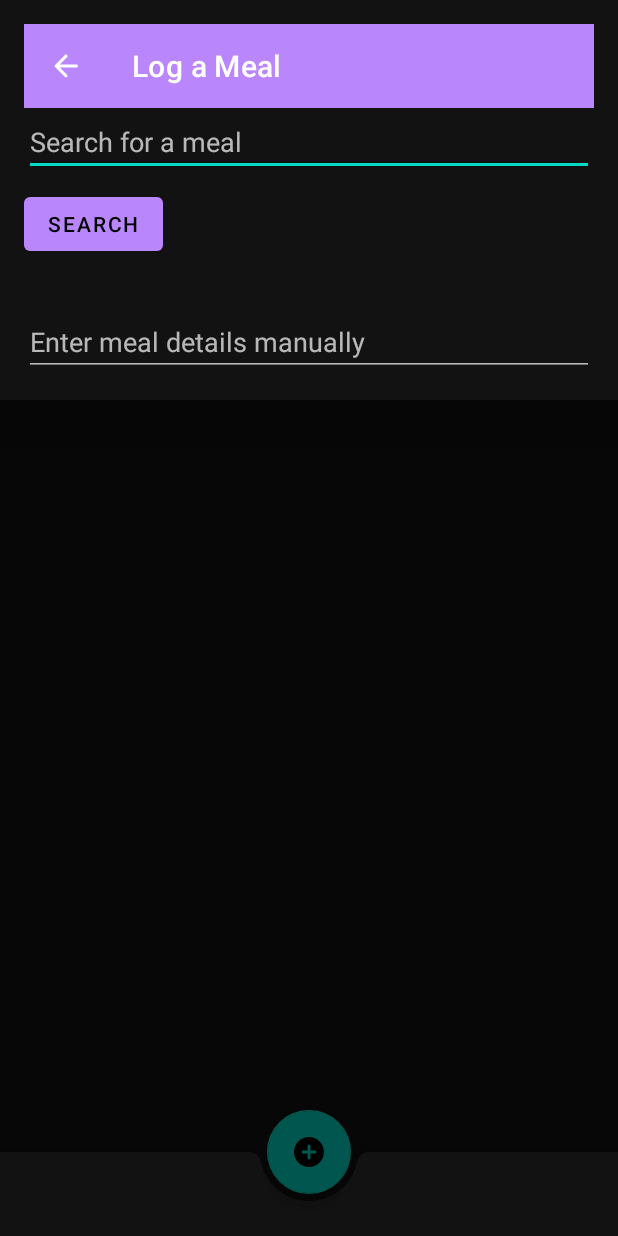
After one commit to MatthewTome/pokemon-mealtime-masters, an Android app: the fragment MealLoggingSheet placed in its activity, on a phone screen of 412 x 824 dp. The commit adds this screen. Run offline under Robolectric (Android 15) with nearby library versions, the phone set to English and light mode, and no system bars.

Commit message:
Improvements to UI and Meal Logging

```diff
--- a/app/build.gradle.kts
+++ b/app/build.gradle.kts
@@ -78,6 +78,8 @@ dependencies {
     // Added dependencies
     implementation(libs.androidx.recyclerview)
     implementation(libs.constraintlayout)
+    implementation(libs.material)
+    implementation(libs.gson)
 
     // Network dependencies for FoodData Central API integration
     implementation(libs.retrofit)
--- a/app/src/main/AndroidManifest.xml
+++ b/app/src/main/AndroidManifest.xml
@@ -15,7 +15,7 @@
         android:theme="@style/Theme.PokemonMealtimeMasters"
         tools:targetApi="31">
         <activity
-            android:name=".ui.MealLoggingActivity"
+            android:name=".ui.MainActivity"
             android:exported="true"
             android:label="@string/title_activity_meal_logging"
             android:theme="@style/Theme.PokemonMealtimeMasters" >
--- /dev/null
+++ b/app/src/main/java/com/example/pokemonmealtimemasters/ui/MainActivity.java
@@ -0,0 +1,84 @@
+package com.example.pokemonmealtimemasters.ui;
+
+import android.content.SharedPreferences;
+import android.os.Bundle;
+
+import androidx.annotation.NonNull;
+import androidx.appcompat.app.AppCompatActivity;
+import androidx.recyclerview.widget.LinearLayoutManager;
+import androidx.recyclerview.widget.RecyclerView;
+import androidx.fragment.app.FragmentResultListener;
+
+import com.example.pokemonmealtimemasters.R;
+import com.example.pokemonmealtimemasters.model.LoggedMeal;
+import com.example.pokemonmealtimemasters.ui.adapter.LoggedMealsAdapter;
+import com.google.android.material.floatingactionbutton.FloatingActionButton;
+import com.google.gson.Gson;
+import com.google.gson.reflect.TypeToken;
+
+import java.lang.reflect.Type;
+import java.util.ArrayList;
+import java.util.List;
+
+public class MainActivity extends AppCompatActivity {
+    private static final String PREFS_NAME        = "com.example.pokemonmealtimemasters.PREFS";
+    private static final String KEY_LOGGED_MEALS  = "logged_meals";
+
+    private SharedPreferences prefs;
+    private Gson gson;
+    private List<LoggedMeal> loggedMeals;
+    private LoggedMealsAdapter adapter;
+
+    @Override
+    protected void onCreate(Bundle savedInstanceState) {
+        super.onCreate(savedInstanceState);
+        setContentView(R.layout.activity_main);
+
+        prefs      = getSharedPreferences(PREFS_NAME, MODE_PRIVATE);
+        gson       = new Gson();
+        loggedMeals = loadMeals();
+
+        RecyclerView recycler = findViewById(R.id.logged_meals_recycler);
+        recycler.setLayoutManager(new LinearLayoutManager(this));
+        adapter = new LoggedMealsAdapter(loggedMeals);
+        recycler.setAdapter(adapter);
+
+        FloatingActionButton fab = findViewById(R.id.fab_add_meal);
+        fab.setOnClickListener(v ->
+                new MealLoggingSheet().show(getSupportFragmentManager(), "MealLoggingSheet")
+        );
+
+        getSupportFragmentManager().setFragmentResultListener(
+                "meal_logged", this,
+                new FragmentResultListener() {
+                    @Override
+                    public void onFragmentResult(@NonNull String requestKey, @NonNull Bundle bundle) {
+                        String name      = bundle.getString("name", "Unknown");
+                        double calories  = bundle.getDouble("calories", 0.0);
+                        long timestamp   = bundle.getLong("timestamp", System.currentTimeMillis());
+
+                        LoggedMeal newMeal = new LoggedMeal(name, calories, timestamp);
+                        loggedMeals.add(0, newMeal);
+                        adapter.updateData(loggedMeals);
+                        saveMeals(loggedMeals);
+                    }
+                }
+        );
+    }
+
+    private List<LoggedMeal> loadMeals() {
+        String json = prefs.getString(KEY_LOGGED_MEALS, "");
+        if (json.isEmpty()) {
+            return new ArrayList<>();
+        }
+        Type listType = new TypeToken<List<LoggedMeal>>(){}.getType();
+        return gson.fromJson(json, listType);
+    }
+
+    private void saveMeals(List<LoggedMeal> meals) {
+        String json = gson.toJson(meals);
+        prefs.edit()
+                .putString(KEY_LOGGED_MEALS, json)
+                .apply();
+    }
+}
--- /dev/null
+++ b/app/src/main/java/com/example/pokemonmealtimemasters/ui/MealLoggingSheet.java
@@ -0,0 +1,143 @@
+package com.example.pokemonmealtimemasters.ui;
+
+import android.os.Bundle;
+import android.util.Log;
+import android.view.LayoutInflater;
+import android.view.View;
+import android.view.ViewGroup;
+import android.widget.Button;
+import android.widget.EditText;
+import android.widget.Toast;
+
+import androidx.annotation.NonNull;
+import androidx.annotation.Nullable;
+import androidx.recyclerview.widget.LinearLayoutManager;
+import androidx.recyclerview.widget.RecyclerView;
+
+import com.example.pokemonmealtimemasters.BuildConfig;
+import com.example.pokemonmealtimemasters.R;
+import com.example.pokemonmealtimemasters.model.FoodSearchResponse;
+import com.example.pokemonmealtimemasters.network.ApiClient;
+import com.example.pokemonmealtimemasters.network.FoodDataService;
+import com.example.pokemonmealtimemasters.ui.adapter.MealAdapter;
+import com.google.android.material.appbar.MaterialToolbar;
+import com.google.android.material.bottomsheet.BottomSheetBehavior;
+import com.google.android.material.bottomsheet.BottomSheetDialogFragment;
+
+import java.util.ArrayList;
+import java.util.List;
+
+import retrofit2.Call;
+import retrofit2.Callback;
+import retrofit2.Response;
+
+public class MealLoggingSheet extends BottomSheetDialogFragment {
+
+    private EditText searchInput;
+    private Button searchButton;
+    private RecyclerView resultsRecycler;
+    private MealAdapter mealAdapter;
+
+    public MealLoggingSheet() {
+        setStyle(STYLE_NORMAL, R.style.Theme_MPM_BottomSheet);
+    }
+
+    @Nullable @Override
+    public View onCreateView(@NonNull LayoutInflater inflater,
+                             @Nullable ViewGroup container,
+                             @Nullable Bundle savedInstanceState) {
+        return inflater.inflate(R.layout.sheet_meal_logging, container, false);
+    }
+
+    @Override
+    public void onViewCreated(@NonNull View view, @Nullable Bundle b) {
+        MaterialToolbar toolbar = view.findViewById(R.id.toolbar);
+        toolbar.setNavigationOnClickListener(v -> dismiss());
+
+        searchInput     = view.findViewById(R.id.search_input);
+        searchButton    = view.findViewById(R.id.search_button);
+        resultsRecycler = view.findViewById(R.id.search_results_recycler);
+
+        resultsRecycler.setLayoutManager(new LinearLayoutManager(requireContext()));
+        mealAdapter = new MealAdapter(new ArrayList<>());
+        resultsRecycler.setAdapter(mealAdapter);
+
+        mealAdapter.setOnItemClickListener(item -> {
+            Bundle result = new Bundle();
+            result.putString("name", item.getDescription());
+            result.putDouble("calories", extractCalories(item));
+            result.putLong("timestamp", System.currentTimeMillis());
+            getParentFragmentManager().setFragmentResult("meal_logged", result);
+            dismiss();
+        });
+
+        searchButton.setOnClickListener(v -> {
+            String q = searchInput.getText().toString().trim();
+            if (!q.isEmpty()) performMealSearch(q);
+            else Toast.makeText(requireContext(),
+                    "Please enter a search query.",
+                    Toast.LENGTH_SHORT).show();
+        });
+    }
+
+    @Override
+    public void onStart() {
+        super.onStart();
+        View bottom = getDialog()
+                .findViewById(com.google.android.material.R.id.design_bottom_sheet);
+        BottomSheetBehavior<View> bh = BottomSheetBehavior.from(bottom);
+        // Allow the sheet to expand to full height
+        bh.setFitToContents(false);
+        // With no offset, expanded = all the way to the top
+        bh.setExpandedOffset(0);
+        // Finally, expand immediately
+        bh.setState(BottomSheetBehavior.STATE_EXPANDED);
+    }
+
+    private void performMealSearch(String query) {
+        FoodDataService svc = ApiClient.getClient(requireContext())
+                .create(FoodDataService.class);
+        svc.searchFood(query, BuildConfig.FDC_API_KEY)
+                .enqueue(new Callback<FoodSearchResponse>() {
+                    @Override
+                    public void onResponse(Call<FoodSearchResponse> call,
+                                           Response<FoodSearchResponse> resp) {
+                        if (resp.isSuccessful() && resp.body()!=null) {
+                            mealAdapter.updateData(resp.body().getFoods());
+                        } else {
+                            String err = "";
+                            try {
+                                if (resp.errorBody()!=null)
+                                    err = resp.errorBody().string();
+                            } catch (Exception x){ x.printStackTrace(); }
+                            Log.e("MealLoggingSheet",
+                                    "API " + resp.code() + " " +
+                                            resp.message() + " / " + err);
+                            Toast.makeText(requireContext(),
+                                    "API Error: " + resp.message(),
+                                    Toast.LENGTH_SHORT).show();
+                        }
+                    }
+                    @Override
+                    public void onFailure(Call<FoodSearchResponse> call, Throwable t) {
+                        Toast.makeText(requireContext(),
+                                "Network Error: " + t.getMessage(),
+                                Toast.LENGTH_SHORT).show();
+                        t.printStackTrace();
+                    }
+                });
+    }
+
+    private double extractCalories(FoodSearchResponse.FoodItem item) {
+        if (item.getFoodNutrients()==null) return 0.0;
+        for (FoodSearchResponse.FoodItem.FoodNutrient n
+                : item.getFoodNutrients()) {
+            String nm = n.getNutrientName();
+            if ("Energy".equalsIgnoreCase(nm) ||
+                    "Calories".equalsIgnoreCase(nm)) {
+                return n.getValue();
+            }
+        }
+        return 0.0;
+    }
+}
--- a/app/src/main/java/com/example/pokemonmealtimemasters/ui/adapter/MealAdapter.java
+++ b/app/src/main/java/com/example/pokemonmealtimemasters/ui/adapter/MealAdapter.java
@@ -4,24 +4,77 @@ import android.view.LayoutInflater;
 import android.view.View;
 import android.view.ViewGroup;
 import android.widget.TextView;
+
 import androidx.annotation.NonNull;
 import androidx.recyclerview.widget.RecyclerView;
+
 import com.example.pokemonmealtimemasters.R;
 import com.example.pokemonmealtimemasters.model.FoodSearchResponse;
+
 import java.util.ArrayList;
 import java.util.List;
 
 public class MealAdapter extends RecyclerView.Adapter<MealAdapter.ViewHolder> {
 
-    // List to hold our food items. Using the FoodItem model from FoodSearchResponse.
+    // Listener interface for click events
+    public interface OnItemClickListener {
+        void onItemClick(FoodSearchResponse.FoodItem item);
+    }
+
     private List<FoodSearchResponse.FoodItem> foodItems;
+    private OnItemClickListener listener;
 
-    // Constructor for the adapter. It receives a list of food items.
     public MealAdapter(List<FoodSearchResponse.FoodItem> foodItems) {
         this.foodItems = (foodItems != null) ? foodItems : new ArrayList<>();
     }
 
-    // ViewHolder class manages individual item views.
+    /**
+     * Set the click listener for adapter items.
+     */
+    public void setOnItemClickListener(OnItemClickListener listener) {
+        this.listener = listener;
+    }
+
+    @NonNull
+    @Override
+    public ViewHolder onCreateViewHolder(@NonNull ViewGroup parent, int viewType) {
+        View view = LayoutInflater.from(parent.getContext())
+                .inflate(R.layout.item_food, parent, false);
+        return new ViewHolder(view);
+    }
+
+    @Override
+    public void onBindViewHolder(@NonNull ViewHolder holder, int position) {
+        FoodSearchResponse.FoodItem foodItem = foodItems.get(position);
+        holder.textDescription.setText(foodItem.getDescription());
+
+        // Handle item click
+        holder.itemView.setOnClickListener(v -> {
+            if (listener != null) {
+                listener.onItemClick(foodItem);
+            }
+        });
+    }
+
+    @Override
+    public int getItemCount() {
+        return foodItems.size();
+    }
+
+    /**
+     * Update the adapter's data set.
+     */
+    public void updateData(List<FoodSearchResponse.FoodItem> newItems) {
+        foodItems.clear();
+        if (newItems != null) {
+            foodItems.addAll(newItems);
+        }
+        notifyDataSetChanged();
+    }
+
+    /**
+     * ViewHolder class for food items.
+     */
     public static class ViewHolder extends RecyclerView.ViewHolder {
         public TextView textDescription;
 
@@ -30,34 +83,4 @@ public class MealAdapter extends RecyclerView.Adapter<MealAdapter.ViewHolder> {
             textDescription = itemView.findViewById(R.id.text_description);
         }
     }
-
-    @NonNull
-    @Override
-    public MealAdapter.ViewHolder onCreateViewHolder(@NonNull ViewGroup parent, int viewType) {
-        // Inflate the layout for individual list items.
-        View view = LayoutInflater.from(parent.getContext()).inflate(R.layout.item_food, parent, false);
-        return new ViewHolder(view);
-    }
-
-    @Override
-    public void onBindViewHolder(@NonNull MealAdapter.ViewHolder holder, int position) {
-        // Get the food item for the current position.
-        FoodSearchResponse.FoodItem foodItem = foodItems.get(position);
-        // Set the text description.
-        holder.textDescription.setText(foodItem.getDescription());
-    }
-
-    @Override
-    public int getItemCount() {
-        return foodItems.size();
-    }
-
-    // Method to update the data in the adapter and refresh the list.
-    public void updateData(List<FoodSearchResponse.FoodItem> newItems) {
-        foodItems.clear();
-        if (newItems != null) {
-            foodItems.addAll(newItems);
-        }
-        notifyDataSetChanged();
-    }
 }
--- /dev/null
+++ b/app/src/main/res/drawable/ic_add.xml
@@ -0,0 +1,5 @@
+<vector xmlns:android="http://schemas.android.com/apk/res/android" android:height="24dp" android:tint="#37FF95" android:viewportHeight="24" android:viewportWidth="24" android:width="24dp">
+
+    <path android:fillColor="@android:color/white" android:pathData="M12,2C6.48,2 2,6.48 2,12s4.48,10 10,10 10,-4.48 10,-10S17.52,2 12,2zM16,13h-3v3c0,0.55 -0.45,1 -1,1s-1,-0.45 -1,-1v-3L8,13c-0.55,0 -1,-0.45 -1,-1s0.45,-1 1,-1h3L11,8c0,-0.55 0.45,-1 1,-1s1,0.45 1,1v3h3c0.55,0 1,0.45 1,1s-0.45,1 -1,1z"/>
+
+</vector>
--- /dev/null
+++ b/app/src/main/res/drawable/ic_back_arrow.xml
@@ -0,0 +1,5 @@
+<vector xmlns:android="http://schemas.android.com/apk/res/android" android:autoMirrored="true" android:height="24dp" android:tint="#FFFFFF" android:viewportHeight="24" android:viewportWidth="24" android:width="24dp">
+
+    <path android:fillColor="@android:color/white" android:pathData="M19,11H7.83l4.88,-4.88c0.39,-0.39 0.39,-1.03 0,-1.42 -0.39,-0.39 -1.02,-0.39 -1.41,0l-6.59,6.59c-0.39,0.39 -0.39,1.02 0,1.41l6.59,6.59c0.39,0.39 1.02,0.39 1.41,0 0.39,-0.39 0.39,-1.02 0,-1.41L7.83,13H19c0.55,0 1,-0.45 1,-1s-0.45,-1 -1,-1z"/>
+
+</vector>
--- /dev/null
+++ b/app/src/main/res/layout/activity_main.xml
@@ -0,0 +1,34 @@
+<?xml version="1.0" encoding="utf-8"?>
+<androidx.coordinatorlayout.widget.CoordinatorLayout
+    xmlns:android="http://schemas.android.com/apk/res/android"
+    xmlns:app="http://schemas.android.com/apk/res-auto"
+    android:layout_width="match_parent"
+    android:layout_height="match_parent">
+
+    <!-- List of logged meals -->
+    <androidx.recyclerview.widget.RecyclerView
+        android:id="@+id/logged_meals_recycler"
+        android:layout_width="match_parent"
+        android:layout_height="0dp"
+        android:layout_marginBottom="72dp"
+        app:layout_behavior="@string/appbar_scrolling_view_behavior" />
+
+    <!-- Bottom App Bar -->
+    <com.google.android.material.bottomappbar.BottomAppBar
+        android:id="@+id/bottom_app_bar"
+        android:layout_width="match_parent"
+        android:layout_height="wrap_content"
+        android:layout_gravity="bottom"
+        app:fabAlignmentMode="center" />
+
+    <!-- Floating Action Button anchored to the BottomAppBar -->
+    <com.google.android.material.floatingactionbutton.FloatingActionButton
+        android:id="@+id/fab_add_meal"
+        android:layout_width="wrap_content"
+        android:layout_height="wrap_content"
+        android:contentDescription="@string/add_meal"
+        app:srcCompat="@drawable/ic_add"
+        app:layout_anchor="@id/bottom_app_bar"
+        app:layout_anchorGravity="center" />
+
+</androidx.coordinatorlayout.widget.CoordinatorLayout>
--- a/app/src/main/res/layout/activity_meal_logging.xml
+++ b/app/src/main/res/layout/sheet_meal_logging.xml
@@ -1,39 +1,49 @@
 <?xml version="1.0" encoding="utf-8"?>
 <LinearLayout xmlns:android="http://schemas.android.com/apk/res/android"
+    xmlns:app="http://schemas.android.com/apk/res-auto"
     android:orientation="vertical"
+    android:background="?attr/colorSurface"
     android:layout_width="match_parent"
     android:layout_height="match_parent"
     android:padding="16dp">
+
+    <!-- Top bar with an X to close -->
+    <com.google.android.material.appbar.MaterialToolbar
+        android:id="@+id/toolbar"
+        android:layout_width="match_parent"
+        android:layout_height="56dp"
+        android:theme="@style/ThemeOverlay.MaterialComponents.Dark.ActionBar"
+        android:background="?attr/colorPrimary"
+        app:navigationIcon="@drawable/ic_back_arrow"
+        app:title="Log a Meal"/>
 
     <!-- Search Input -->
     <EditText
         android:id="@+id/search_input"
         android:layout_width="match_parent"
         android:layout_height="wrap_content"
-        android:hint="Search for a meal"
-        android:minHeight="48dp" />
+        android:hint="Search for a meal" />
 
-    <!-- Button to Trigger the Search -->
+    <!-- Search Button -->
     <Button
         android:id="@+id/search_button"
         android:layout_width="wrap_content"
         android:layout_height="wrap_content"
-        android:text="Search" />
+        android:text="Search"
+        android:layout_marginTop="8dp" />
 
-    <!-- RecyclerView for displaying search results -->
+    <!-- Search Results List -->
     <androidx.recyclerview.widget.RecyclerView
         android:id="@+id/search_results_recycler"
         android:layout_width="match_parent"
         android:layout_height="wrap_content"
         android:layout_marginTop="16dp" />
 
-    <!-- Manual Entry Field for Meal Details -->
+    <!-- Manual Entry Field -->
     <EditText
         android:id="@+id/manual_input"
         android:layout_width="match_parent"
         android:layout_height="wrap_content"
-        android:layout_marginTop="16dp"
         android:hint="Enter meal details manually"
-        android:minHeight="48dp" />
-
+        android:layout_marginTop="16dp" />
 </LinearLayout>
--- a/app/src/main/res/values/strings.xml
+++ b/app/src/main/res/values/strings.xml
@@ -1,4 +1,8 @@
 <resources>
     <string name="app_name">PokemonMealtimeMasters</string>
     <string name="title_activity_meal_logging">MealLoggingActivity</string>
+    <string name="add_meal" />
+    <string name="meal_name">Meal Name</string>
+    <string name="calories_0">Calories: 0</string>
+    <string name="time">Time</string>
 </resources>
--- /dev/null
+++ b/app/src/main/res/values/styles.xml
@@ -0,0 +1,16 @@
+<?xml version="1.0" encoding="utf-8"?>
+<resources>
+    <!-- A style for full‑screen modal bottom sheet -->
+    <style name="Theme.MPM.BottomSheet" parent="Theme.MaterialComponents.BottomSheetDialog">
+        <item name="bottomSheetStyle">@style/Widget.MPM.FullScreenBottomSheet</item>
+    </style>
+
+    <style name="Widget.MPM.FullScreenBottomSheet" parent="Widget.MaterialComponents.BottomSheet.Modal">
+        <!-- Hide the peek height -->
+        <item name="behavior_peekHeight">0dp</item>
+        <!-- Allow full expansion beyond content height -->
+        <item name="behavior_fitToContents">false</item>
+        <!-- When expanded, offset 0 = flush at the top -->
+        <item name="behavior_expandedOffset">0dp</item>
+    </style>
+</resources>
--- a/app/src/main/res/values/themes.xml
+++ b/app/src/main/res/values/themes.xml
@@ -1,4 +1,4 @@
 <?xml version="1.0" encoding="utf-8"?>
 <resources>
-    <style name="Theme.PokemonMealtimeMasters" parent="Theme.AppCompat.Light.NoActionBar"/>
+    <style name="Theme.PokemonMealtimeMasters" parent="Theme.MaterialComponents"></style>
 </resources>
```
Also changed, not shown: app/src/main/java/com/example/pokemonmealtimemasters/model/FoodSearchResponse.java (+35 -1 lines), app/src/main/java/com/example/pokemonmealtimemasters/model/LoggedMeal.java (added, +45 -0 lines), app/src/main/java/com/example/pokemonmealtimemasters/ui/MealLoggingActivity.java (deleted, +0 -90 lines), app/src/main/java/com/example/pokemonmealtimemasters/ui/adapter/LoggedMealsAdapter.java (added, +83 -0 lines), app/src/main/res/layout/item_logged_meal.xml (added, +33 -0 lines), gradle/libs.versions.toml (+4 -3 lines).
